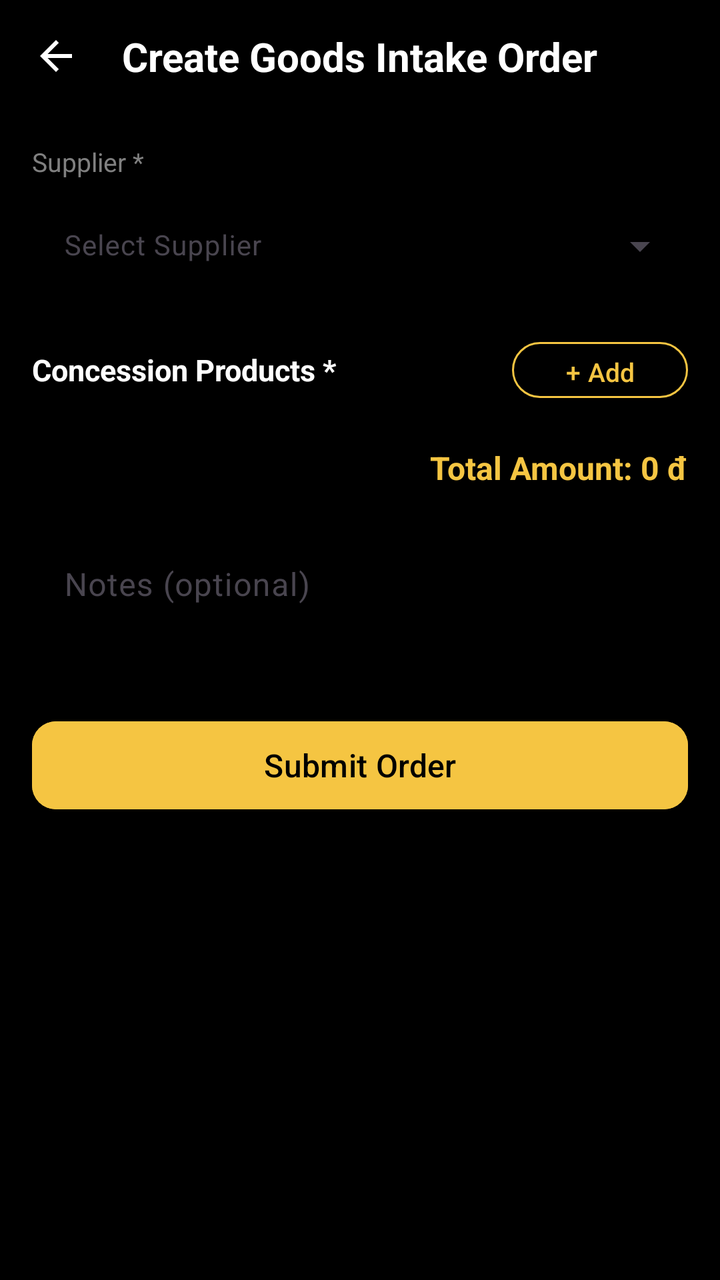
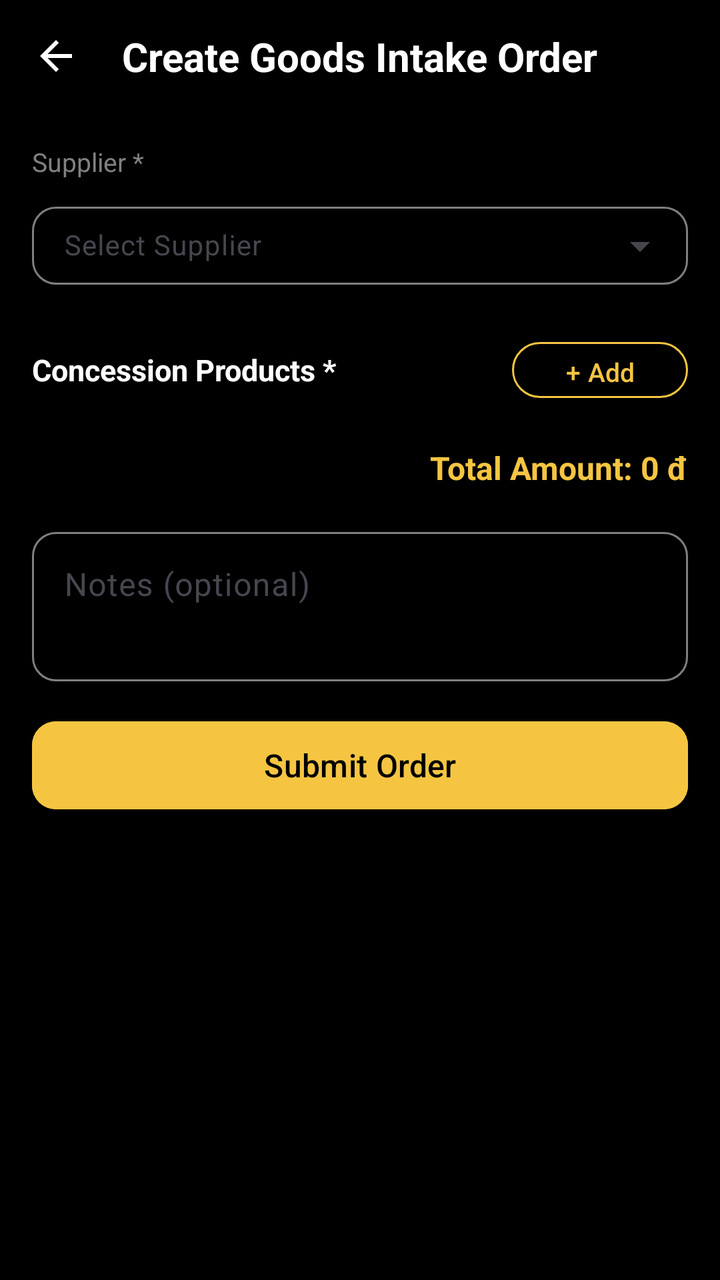

An Android layout rendered at two revisions. The XML below is the earlier revision; the diff shows what the commit changed to produce the second picture.
<!-- AndroidManifest.xml: activity theme Theme.Moviebookingapp -->
<!-- res/layout/activity_manager_create_import_order.xml -->
<?xml version="1.0" encoding="utf-8"?>
<androidx.core.widget.NestedScrollView
    xmlns:android="http://schemas.android.com/apk/res/android"
    xmlns:app="http://schemas.android.com/apk/res-auto"
    android:layout_width="match_parent"
    android:layout_height="match_parent"
    android:background="@color/auto_color_000000"
    android:fillViewport="true">

    <LinearLayout
        android:layout_width="match_parent"
        android:layout_height="wrap_content"
        android:orientation="vertical">

        
        <androidx.constraintlayout.widget.ConstraintLayout
            android:layout_width="match_parent"
            android:layout_height="56dp"
            android:background="@color/auto_color_000000"
            android:paddingHorizontal="16dp">

            <ImageView
                android:id="@+id/btnBack"
                android:layout_width="24dp"
                android:layout_height="24dp"
                android:background="?android:attr/selectableItemBackgroundBorderless"
                android:src="@drawable/ic_back"
                app:layout_constraintBottom_toBottomOf="parent"
                app:layout_constraintStart_toStartOf="parent"
                app:layout_constraintTop_toTopOf="parent"
                app:tint="@color/white" />

            <TextView
                android:layout_width="wrap_content"
                android:layout_height="wrap_content"
                android:text="@string/goods_intake_create_title"
                android:textColor="@color/white"
                android:textSize="20sp"
                android:textStyle="bold"
                app:layout_constraintBottom_toBottomOf="parent"
                app:layout_constraintEnd_toEndOf="parent"
                app:layout_constraintStart_toStartOf="parent"
                app:layout_constraintTop_toTopOf="parent" />

        </androidx.constraintlayout.widget.ConstraintLayout>

        
        <ProgressBar
            android:id="@+id/progressBar"
            android:layout_width="wrap_content"
            android:layout_height="wrap_content"
            android:layout_gravity="center_horizontal"
            android:visibility="gone"
            app:tint="@color/auto_color_F5C542" />

        
        <TextView
            android:layout_width="wrap_content"
            android:layout_height="wrap_content"
            android:layout_marginStart="16dp"
            android:layout_marginTop="16dp"
            android:layout_marginBottom="4dp"
            android:text="@string/goods_intake_supplier_required"
            android:textColor="@color/admin_text_secondary"
            android:textSize="13sp" />

        <com.google.android.material.textfield.TextInputLayout
            android:id="@+id/layoutSupplier"
            style="@style/Widget.Material3.TextInputLayout.OutlinedBox.ExposedDropdownMenu"
            android:layout_width="match_parent"
            android:layout_height="wrap_content"
            android:layout_marginHorizontal="16dp"
            app:boxStrokeColor="@color/yellow"
            app:boxCornerRadiusTopStart="12dp"
            app:boxCornerRadiusTopEnd="12dp"
            app:boxCornerRadiusBottomStart="12dp"
            app:boxCornerRadiusBottomEnd="12dp"
            app:hintTextColor="@color/admin_text_secondary">

            <AutoCompleteTextView
                android:id="@+id/actvSupplier"
                android:layout_width="match_parent"
                android:layout_height="wrap_content"
                android:hint="@string/goods_intake_select_supplier"
                android:textColor="@color/white"
                android:inputType="none"
                android:paddingVertical="10dp"
                android:textSize="14sp" />

        </com.google.android.material.textfield.TextInputLayout>

        
        <LinearLayout
            android:layout_width="match_parent"
            android:layout_height="wrap_content"
            android:layout_marginHorizontal="16dp"
            android:layout_marginTop="20dp"
            android:gravity="center_vertical"
            android:orientation="horizontal">

            <TextView
                android:layout_width="0dp"
                android:layout_height="wrap_content"
                android:layout_weight="1"
                android:text="@string/goods_intake_products_required"
                android:textColor="@color/white"
                android:textSize="15sp"
                android:textStyle="bold" />

            <com.google.android.material.button.MaterialButton
                android:id="@+id/btnAddItem"
                android:layout_width="wrap_content"
                android:layout_height="36dp"
                android:text="@string/goods_intake_btn_add"
                android:textSize="13sp"
                app:strokeColor="@color/auto_color_F5C542"
                app:strokeWidth="1dp"
                style="@style/Widget.Material3.Button.OutlinedButton"
                android:textColor="@color/auto_color_F5C542" />

        </LinearLayout>

        
        <androidx.recyclerview.widget.RecyclerView
            android:id="@+id/rvItems"
            android:layout_width="match_parent"
            android:layout_height="wrap_content"
            android:layout_marginTop="8dp"
            android:paddingHorizontal="12dp"
            android:nestedScrollingEnabled="false" />

        
        <TextView
            android:id="@+id/tvTotalAmount"
            android:layout_width="wrap_content"
            android:layout_height="wrap_content"
            android:layout_gravity="end"
            android:layout_marginHorizontal="16dp"
            android:layout_marginTop="12dp"
            android:text="@string/goods_intake_total_initial"
            android:textColor="@color/auto_color_F5C542"
            android:textSize="16sp"
            android:textStyle="bold" />

        
        <com.google.android.material.textfield.TextInputLayout
            style="@style/Widget.Material3.TextInputLayout.OutlinedBox"
            android:layout_width="match_parent"
            android:layout_height="wrap_content"
            android:layout_marginHorizontal="16dp"
            android:layout_marginTop="16dp"
            android:hint="@string/goods_intake_notes_hint"
            app:boxStrokeColor="@color/yellow"
            app:boxCornerRadiusTopStart="12dp"
            app:boxCornerRadiusTopEnd="12dp"
            app:boxCornerRadiusBottomStart="12dp"
            app:boxCornerRadiusBottomEnd="12dp"
            app:hintTextColor="@color/admin_text_secondary">

            <com.google.android.material.textfield.TextInputEditText
                android:id="@+id/etNotes"
                android:layout_width="match_parent"
                android:layout_height="wrap_content"
                android:textColor="@color/white"
                android:minLines="2"
                android:gravity="top" />

        </com.google.android.material.textfield.TextInputLayout>

        
        <com.google.android.material.button.MaterialButton
            android:id="@+id/btnSubmit"
            android:layout_width="match_parent"
            android:layout_height="52dp"
            android:layout_margin="16dp"
            android:text="@string/goods_intake_btn_submit"
            android:textSize="16sp"
            android:backgroundTint="@color/auto_color_F5C542"
            android:textColor="@color/auto_color_000000"
            app:cornerRadius="12dp" />

    </LinearLayout>

</androidx.core.widget.NestedScrollView>
<!-- resources referenced by this layout -->
<resources>
  <color name="admin_text_secondary">#808080</color>
  <color name="auto_color_000000">#000000</color>
  <color name="auto_color_F5C542">#F5C542</color>
  <color name="white">#FFFFFFFF</color>
  <color name="yellow">#FFC107</color>
  <!-- drawable ic_back (drawable) -->
  <vector xmlns:android="http://schemas.android.com/apk/res/android"
      android:width="24dp"
      android:height="24dp"
      android:viewportWidth="24.0"
      android:viewportHeight="24.0">
      <path
          android:fillColor="@color/auto_color_FFFFFFFF"
          android:pathData="M20,11H7.83l5.59,-5.59L12,4l-8,8 8,8 1.41,-1.41L7.83,13H20v-2z"/>
  </vector>
  <string name="goods_intake_btn_add">+ Add</string>
  <string name="goods_intake_btn_submit">Submit Order</string>
  <string name="goods_intake_create_title">Create Goods Intake Order</string>
  <string name="goods_intake_notes_hint">Notes (optional)</string>
  <string name="goods_intake_products_required">Concession Products *</string>
  <string name="goods_intake_select_supplier">Select Supplier</string>
  <string name="goods_intake_supplier_required">Supplier *</string>
  <string name="goods_intake_total_initial">Total Amount: 0 đ</string>
  <style name="Theme.Moviebookingapp" parent="Base.Theme.Moviebookingapp" />
  <color name="auto_color_FFFFFFFF">#FFFFFFFF</color>
  <style name="Base.Theme.Moviebookingapp" parent="Theme.Material3.DayNight.NoActionBar">
          <item name="colorPrimary">@color/yellow</item>
          <item name="android:windowBackground">@color/background_black</item>
          <item name="android:statusBarColor">@color/background_black</item>
      </style>
  <color name="background_black">#FF000000</color>
</resources>

<!-- the commit's change to res/layout/activity_manager_create_import_order.xml (unified diff, before → after) -->
@@ -70,7 +70,7 @@
             android:layout_width="match_parent"
             android:layout_height="wrap_content"
             android:layout_marginHorizontal="16dp"
-            app:boxStrokeColor="@color/yellow"
+            app:boxStrokeColor="@color/text_input_stroke"
             app:boxCornerRadiusTopStart="12dp"
             app:boxCornerRadiusTopEnd="12dp"
             app:boxCornerRadiusBottomStart="12dp"
@@ -150,7 +150,7 @@
             android:layout_marginHorizontal="16dp"
             android:layout_marginTop="16dp"
             android:hint="@string/goods_intake_notes_hint"
-            app:boxStrokeColor="@color/yellow"
+            app:boxStrokeColor="@color/text_input_stroke"
             app:boxCornerRadiusTopStart="12dp"
             app:boxCornerRadiusTopEnd="12dp"
             app:boxCornerRadiusBottomStart="12dp"
